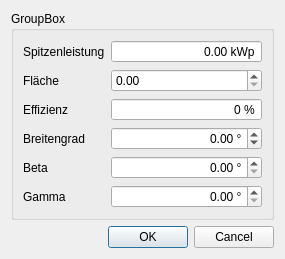
Old version of the form src/ui/solarplantpropertydialog.ui in the repository taxus13/QSolanizer.
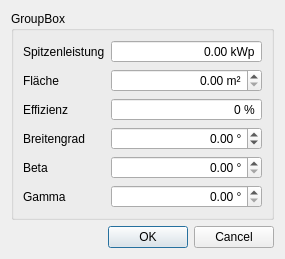
New version of the form.

Commit message: show dialog, implement calculations

```diff
--- a/src/ui/solarplantpropertydialog.ui
+++ b/src/ui/solarplantpropertydialog.ui
@@ -113,7 +113,17 @@
          </widget>
         </item>
         <item row="2" column="1">
-         <widget class="QDoubleSpinBox" name="sArea"/>
+         <widget class="QDoubleSpinBox" name="sArea">
+          <property name="alignment">
+           <set>Qt::AlignRight|Qt::AlignTrailing|Qt::AlignVCenter</set>
+          </property>
+          <property name="suffix">
+           <string> m²</string>
+          </property>
+          <property name="maximum">
+           <double>999999999999.000000000000000</double>
+          </property>
+         </widget>
         </item>
         <item row="2" column="0">
          <widget class="QLabel" name="label_4">
```
The commit also changes 5 other files.
